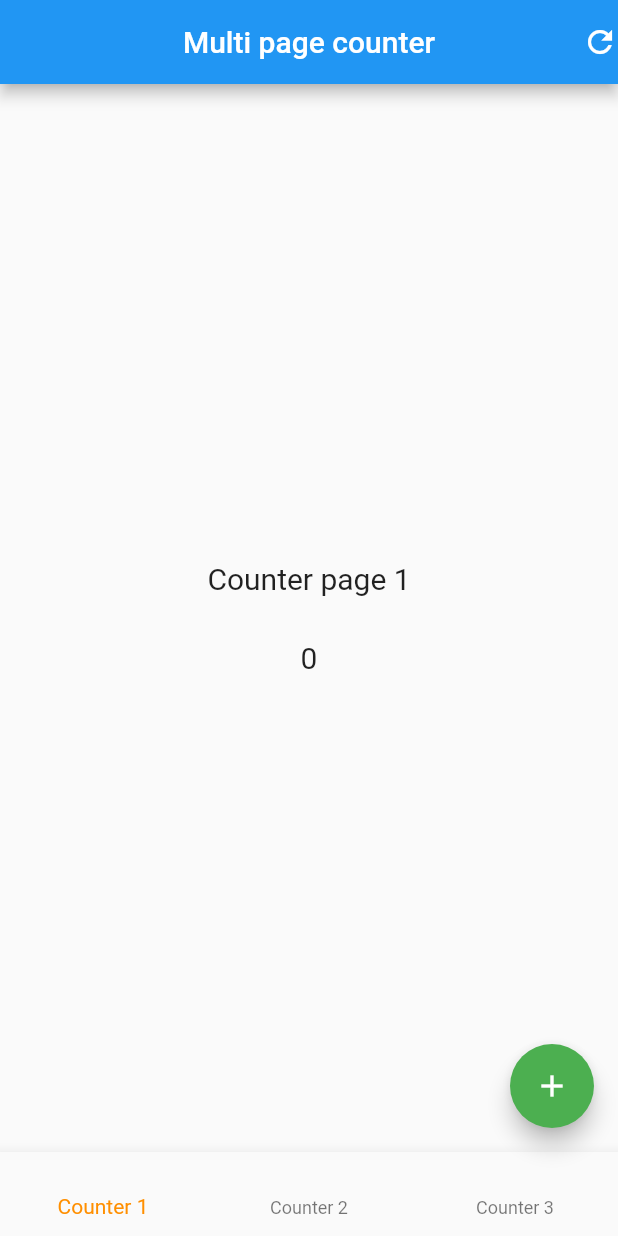
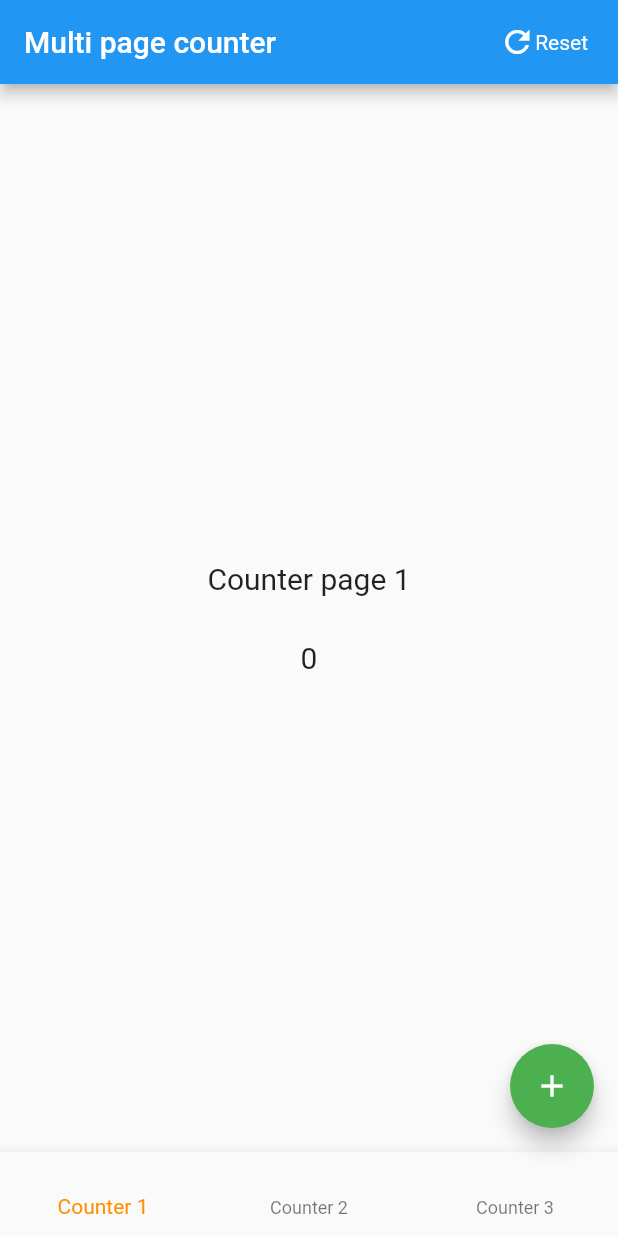
Before and after one commit to devalchauhan/multi_page_counter, a Flutter app: the screen it shows after launch, on a phone screen of 412 x 824 dp. Run offline on Flutter 3.47's test engine with Material 2 defaults, Android fonts, the phone set to English and light mode, and no system bars; our stand-ins replace firebase_core, firebase_database, get; accounts and stored records are empty.

Commit message:
[No-Jira] ui improvement

```diff
--- a/lib/app/modules/home/views/home_view.dart
+++ b/lib/app/modules/home/views/home_view.dart
@@ -11,12 +11,17 @@ class HomeView extends GetView<HomeController> {
     return Scaffold(
       appBar: AppBar(
         title: Text('Multi page counter'),
-        centerTitle: true,
+        centerTitle: false,
         actions: [
           InkWell(
             onTap: controller.resetData,
-            child: Icon(Icons.refresh),
-          ),
+            child: Row(
+              children: [
+                Icon(Icons.refresh),
+                Text('Reset')
+              ],
+            ),
+          ).marginOnly(right: 20),
         ],
       ),
       body: CounterView(),
--- a/lib/main.dart
+++ b/lib/main.dart
@@ -13,6 +13,7 @@ Future<void> main() async {
   runApp(
     GetMaterialApp(
       title: "Application",
+      debugShowCheckedModeBanner: false,
       initialRoute: AppPages.INITIAL,
       getPages: AppPages.routes,
     ),
```
Also changed, not shown: 4 other files.
